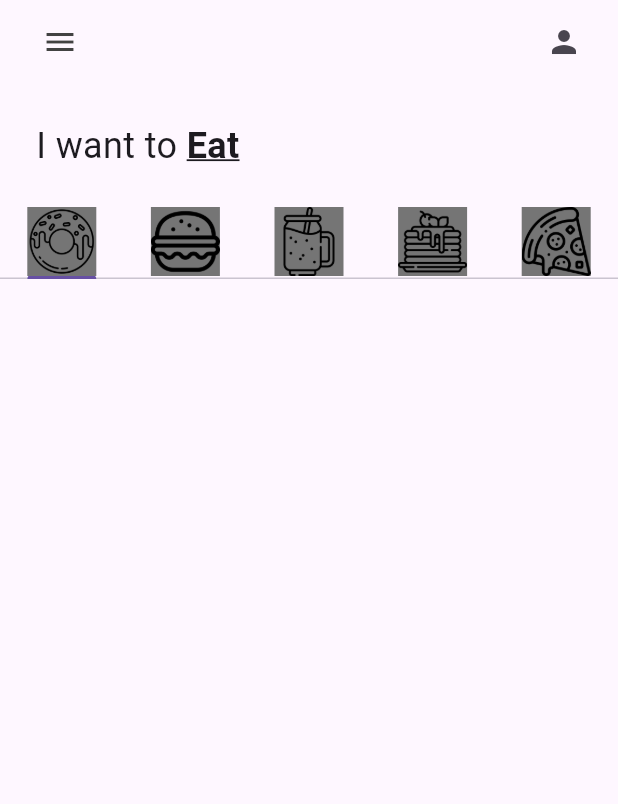
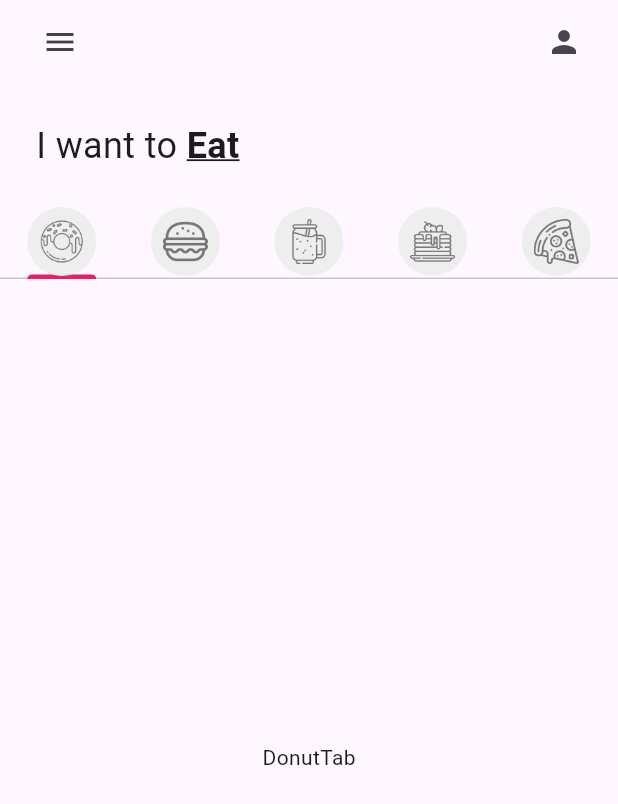
Before and after one commit to Groads/p1_donut_app_salazar_kevin, a Flutter app: the screen it shows after launch, on a phone screen of 412 x 824 dp. Shown: the top 804 px of the screen. Run offline on Flutter 3.47's test engine with Material 3 defaults, Android fonts, the phone set to English and light mode, and no system bars.

Commit message:
RockyTec tabBar added

```diff
--- a/lib/main.dart
+++ b/lib/main.dart
@@ -10,8 +10,9 @@
 
   @override
   Widget build(BuildContext context) {
-    return const MaterialApp(
-      home: HomePage(),
+    return MaterialApp(
+      home: const HomePage(),
+      theme:ThemeData(tabBarTheme: const TabBarTheme(indicatorColor: Colors.pink))
       );
   }
 }
--- a/lib/pages/home_page.dart
+++ b/lib/pages/home_page.dart
@@ -2,6 +2,11 @@
 
 import 'package:p1_donut_app_salazar_kevin/utils/my_tab.dart';
 
+import '../tab/donut_tab.dart';
+import '../tab/burger_tab.dart';
+import '../tab/pancake_tab.dart';
+import '../tab/smothie_tab.dart';
+import '../tab/pizza_tab.dart';
 class HomePage extends StatefulWidget {
   const HomePage({super.key});
 
@@ -63,8 +68,14 @@
         ),
       //Tab Bar
        TabBar(tabs: myTabs),
-
-
+      //Tab Bar view
+      const Expanded(child:TabBarView(children:[
+      DonutTab(),
+      BurgerTab(),
+      SmoothieTab(),
+      PanCakeTab(),
+      PizzaTab()]
+      ))
       //Total del carrito
       ],
       ),
--- /dev/null
+++ b/lib/tab/donut_tab.dart
@@ -0,0 +1,10 @@
+import 'package:flutter/material.dart';
+
+class DonutTab extends StatelessWidget {
+  const DonutTab({super.key});
+
+  @override
+  Widget build(BuildContext context) {
+    return const Center(child: Text("DonutTab"),);
+  }
+}
--- a/lib/utils/my_tab.dart
+++ b/lib/utils/my_tab.dart
@@ -8,8 +8,15 @@
   Widget build(BuildContext context) {
     return Tab(
       child:Container(
-        color: Colors.grey[600],
-        child: Image.asset(iconPath)
+        padding:const EdgeInsets.all(8),
+        decoration:BoxDecoration(
+          color:Colors.grey[200],
+          borderRadius: BorderRadius.circular(25),
+        ),
+
+        child: Image.asset(iconPath,
+         color:Colors.grey[600],
+        ),
         ),
     );
   }
```
Also changed, not shown: lib/tab/burger_tab.dart (added, +10 -0 lines), lib/tab/pancake_tab.dart (added, +10 -0 lines), lib/tab/pizza_tab.dart (added, +10 -0 lines), lib/tab/smothie_tab.dart (added, +10 -0 lines).
